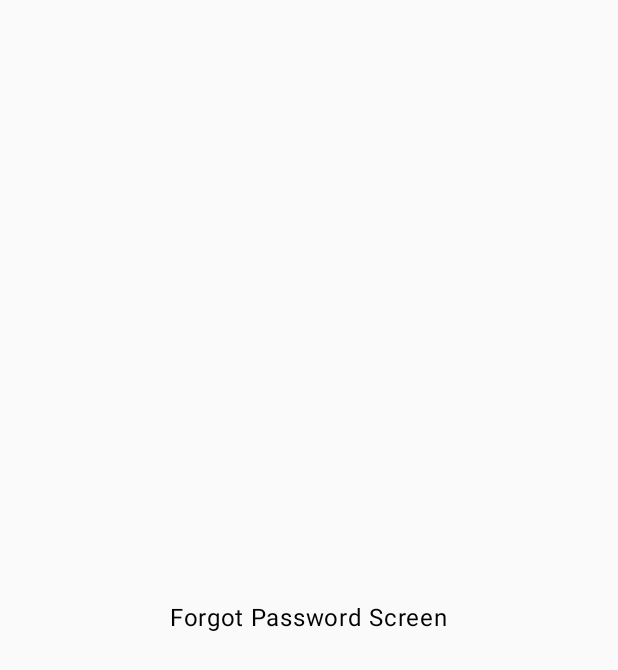
After one commit to eddn-dev/TibiBalance, an Android app built with Jetpack Compose: the ForgotPasswordScreen screen opened through its navigation route, on a phone screen of 412 x 824 dp. The commit adds this screen. Shown: the top 670 px of the screen. Run offline under Robolectric (Android 15) with nearby library versions, the phone set to English and light mode, and no system bars.

Commit message:
:shipit: Preparando integración de interfaz

```diff
--- a/app/build.gradle.kts
+++ b/app/build.gradle.kts
@@ -72,6 +72,7 @@ dependencies {
     implementation(libs.hilt.android)
     ksp(libs.hilt.compiler)
     implementation(libs.hilt.navigation)
+    implementation(libs.navigation.compose)
 
     /* ── Firebase (plataforma BoM) ──────────────────── */
     implementation(platform(libs.firebase.bom))
--- /dev/null
+++ b/app/src/main/java/com/app/tibibalance/ui/navigation/AppNavGraph.kt
@@ -0,0 +1,41 @@
+package com.app.tibibalance.ui.navigation
+
+import androidx.compose.runtime.Composable
+import androidx.navigation.NavHostController
+import androidx.navigation.compose.NavHost
+import androidx.navigation.compose.composable
+import androidx.navigation.compose.rememberNavController
+import com.app.tibibalance.ui.screens.auth.ForgotPasswordScreen
+import com.app.tibibalance.ui.screens.auth.SignInScreen
+import com.app.tibibalance.ui.screens.auth.SignUpScreen
+import com.app.tibibalance.ui.screens.auth.VerifyEmailScreen
+import com.app.tibibalance.ui.screens.settings.ConfigureNotificationScreen
+import com.app.tibibalance.ui.screens.launch.LaunchScreen
+import com.app.tibibalance.ui.screens.profile.EditProfileScreen
+import com.app.tibibalance.ui.screens.main.MainScreen
+import com.app.tibibalance.ui.screens.settings.ChangePasswordScreenPreviewOnly
+import com.app.tibibalance.ui.screens.settings.DeleteAccountScreen
+
+@Composable
+fun AppNavGraph(navController: NavHostController = rememberNavController()) {
+    NavHost(navController = navController, startDestination = Screen.Launch.route) {
+        composable(Screen.Launch.route)      { LaunchScreen(navController) }
+        composable(Screen.SignIn.route)      { SignInScreen(navController) }
+        composable(Screen.SignUp.route)      { SignUpScreen(navController) }
+        composable(Screen.VerifyEmail.route) { VerifyEmailScreen(navController) }
+        composable(Screen.Forgot.route)      { ForgotPasswordScreen(navController) }
+        composable(Screen.Main.route)        { MainScreen(navController) }
+
+        composable(Screen.NotificationSettings.route) {
+            ConfigureNotificationScreen(onNavigateUp = { navController.popBackStack() })
+        }
+        composable(Screen.EditPersonal.route) { EditProfileScreen(navController) }
+        composable(Screen.ChangePassword.route) {
+            ChangePasswordScreenPreviewOnly(navController)
+        }
+        composable("delete_account/{isGoogleUser}") { backStackEntry ->
+            val isGoogle = backStackEntry.arguments?.getString("isGoogleUser")?.toBooleanStrictOrNull() ?: false
+            DeleteAccountScreen(navController, isGoogle)
+        }
+    }
+}
--- /dev/null
+++ b/app/src/main/java/com/app/tibibalance/ui/screens/auth/ForgotPasswordScreen.kt
@@ -0,0 +1,16 @@
+package com.app.tibibalance.ui.screens.auth
+
+import androidx.compose.foundation.layout.Box
+import androidx.compose.foundation.layout.fillMaxSize
+import androidx.compose.material3.Text
+import androidx.compose.runtime.Composable
+import androidx.compose.ui.Alignment
+import androidx.compose.ui.Modifier
+import androidx.navigation.NavController
+
+@Composable
+fun ForgotPasswordScreen(navController: NavController) {
+    Box(Modifier.fillMaxSize(), contentAlignment = Alignment.Center) {
+        Text("Forgot Password Screen")
+    }
+}
--- /dev/null
+++ b/app/src/main/java/com/app/tibibalance/ui/screens/launch/LaunchScreen.kt
@@ -0,0 +1,34 @@
+package com.app.tibibalance.ui.screens.launch
+
+import androidx.compose.foundation.layout.Arrangement
+import androidx.compose.foundation.layout.Column
+import androidx.compose.foundation.layout.Spacer
+import androidx.compose.foundation.layout.fillMaxSize
+import androidx.compose.foundation.layout.height
+import androidx.compose.material3.Button
+import androidx.compose.material3.Text
+import androidx.compose.runtime.Composable
+import androidx.compose.ui.Alignment
+import androidx.compose.ui.Modifier
+import androidx.compose.ui.unit.dp
+import androidx.navigation.NavController
+import com.app.tibibalance.ui.navigation.Screen
+
+@Composable
+fun LaunchScreen(navController: NavController) {
+    Column(
+        modifier = Modifier.fillMaxSize(),
+        verticalArrangement = Arrangement.Center,
+        horizontalAlignment = Alignment.CenterHorizontally
+    ) {
+        Text(text = "Launch Screen")
+        Spacer(Modifier.height(16.dp))
+        Button(onClick = { navController.navigate(Screen.SignIn.route) }) {
+            Text("Sign In")
+        }
+        Spacer(Modifier.height(8.dp))
+        Button(onClick = { navController.navigate(Screen.SignUp.route) }) {
+            Text("Sign Up")
+        }
+    }
+}
--- a/gradle/libs.versions.toml
+++ b/gradle/libs.versions.toml
@@ -27,6 +27,7 @@ room                  = "2.7.1"
 firebaseBom           = "33.13.0"
 credentials           = "1.5.0"
 playAuth              = "21.3.0"
+navigationCompose     = "2.7.7"
 
 coil                  = "3.2.0"
 lottie                = "6.6.6"
@@ -67,6 +68,7 @@ compose-material3          = { group = "androidx.compose.material3",   name = "m
 material-icons-extended    = { group = "androidx.compose.material",    name = "material-icons-extended" }
 compose-ui-tooling         = { group = "androidx.compose.ui",          name = "ui-tooling" }
 compose-ui-tooling-preview = { group = "androidx.compose.ui",          name = "ui-tooling-preview" }
+navigation-compose        = { group = "androidx.navigation",       name = "navigation-compose", version.ref = "navigationCompose" }
 
 coil-compose             = { group = "io.coil-kt.coil3",           name = "coil-compose",              version.ref = "coil" }
 coil-network-okhttp      = { group = "io.coil-kt.coil3",           name = "coil-network-okhttp",       version.ref = "coil" }
```
Also changed, not shown: app/src/main/java/com/app/tibibalance/MainActivity.kt (+2 -28 lines), app/src/main/java/com/app/tibibalance/ui/screens/auth/SignInScreen.kt (added, +16 -0 lines), app/src/main/java/com/app/tibibalance/ui/screens/auth/SignUpScreen.kt (added, +16 -0 lines), app/src/main/java/com/app/tibibalance/ui/screens/auth/VerifyEmailScreen.kt (added, +16 -0 lines), app/src/main/java/com/app/tibibalance/ui/screens/main/MainScreen.kt (added, +40 -0 lines), app/src/main/java/com/app/tibibalance/ui/screens/profile/EditProfileScreen.kt (added, +16 -0 lines), app/src/main/java/com/app/tibibalance/ui/screens/settings/ChangePasswordScreen.kt (added, +16 -0 lines), app/src/main/java/com/app/tibibalance/ui/screens/settings/ConfigureNotificationScreen.kt (added, +18 -0 lines), app/src/main/java/com/app/tibibalance/ui/screens/settings/DeleteAccountScreen.kt (added, +16 -0 lines).
